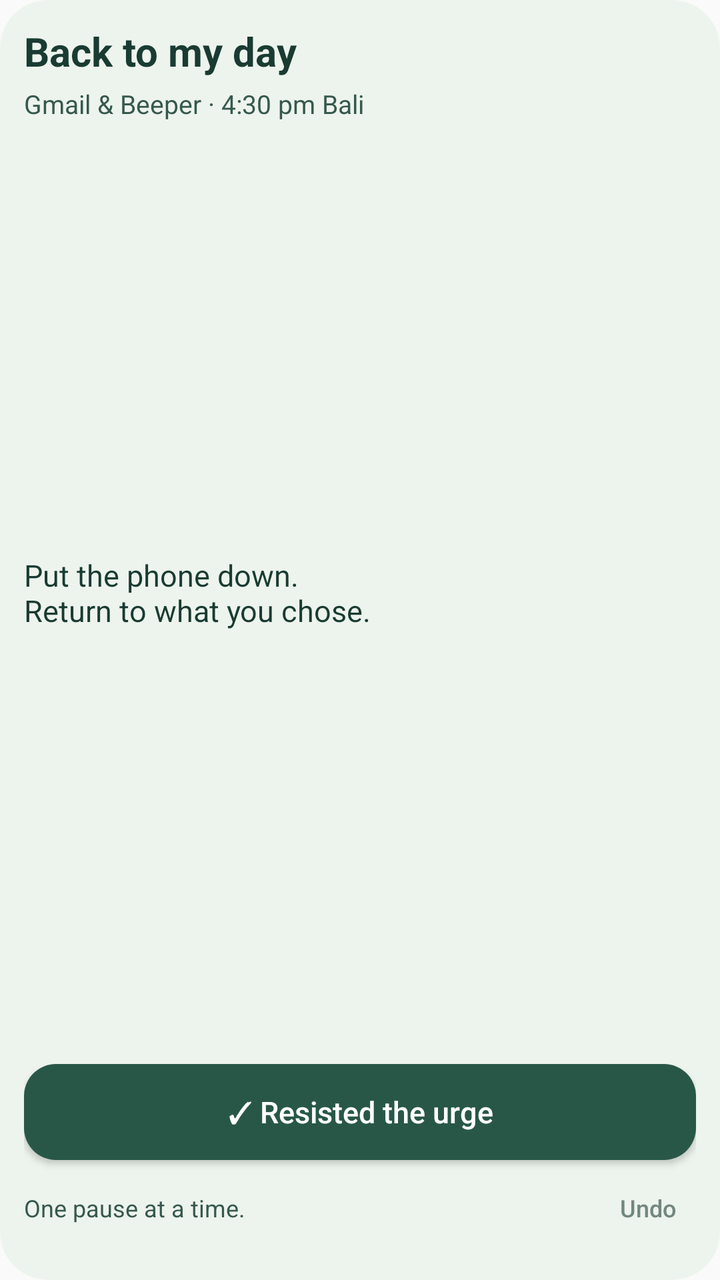
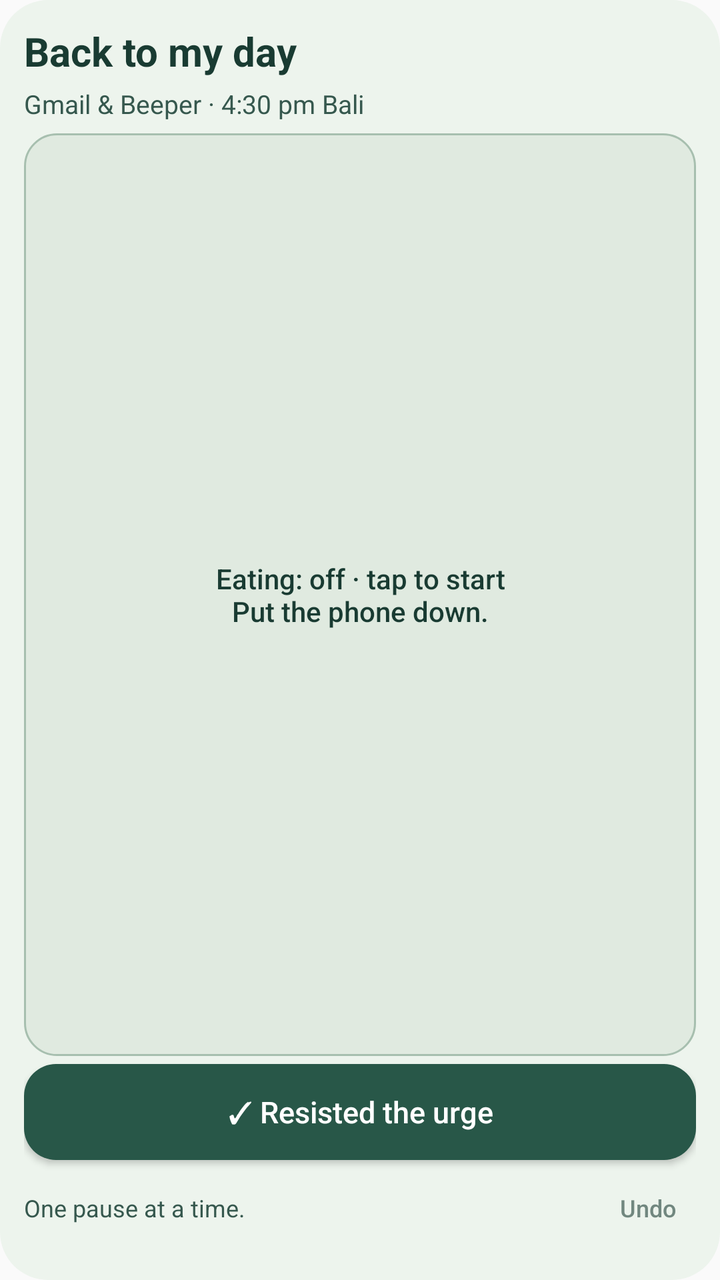

The first picture is an Android layout as it rendered before a commit; the second is the same layout after the commit. The layout source and the unified diff follow.
<!-- AndroidManifest.xml: application theme AppTheme -->
<!-- res/layout/urge_widget.xml -->
<?xml version="1.0" encoding="utf-8"?>
<LinearLayout xmlns:android="http://schemas.android.com/apk/res/android"
    android:layout_width="match_parent"
    android:layout_height="match_parent"
    android:orientation="vertical"
    android:padding="12dp"
    android:background="@drawable/urge_widget_background">

    <TextView
        android:layout_width="match_parent"
        android:layout_height="wrap_content"
        android:text="@string/urge_widget_name"
        android:textSize="20sp"
        android:textStyle="bold"
        android:textColor="#193B32"
        android:fontFamily="sans-serif" />

    <TextView
        android:layout_width="match_parent"
        android:layout_height="wrap_content"
        android:layout_marginTop="4dp"
        android:text="@string/urge_widget_inbox"
        android:textSize="13sp"
        android:textColor="#36584E" />

    <TextView
        android:layout_width="match_parent"
        android:layout_height="0dp"
        android:layout_weight="1"
        android:gravity="center_vertical"
        android:layout_marginTop="4dp"
        android:layout_marginBottom="4dp"
        android:text="@string/urge_widget_prompt"
        android:textSize="15sp"
        android:textColor="#193B32" />

    <Button
        android:id="@+id/urge_resist"
        android:layout_width="match_parent"
        android:layout_height="wrap_content"
        android:minHeight="48dp"
        android:paddingHorizontal="12dp"
        android:paddingVertical="10dp"
        android:background="@drawable/urge_widget_button"
        android:text="@string/urge_widget_resist"
        android:textAllCaps="false"
        android:textSize="15sp"
        android:textColor="#FFFFFF" />

    <LinearLayout
        android:layout_width="match_parent"
        android:layout_height="wrap_content"
        android:orientation="horizontal"
        android:gravity="center_vertical">
        <TextView
            android:id="@+id/urge_count"
            android:layout_width="0dp"
            android:layout_height="wrap_content"
            android:layout_weight="1"
            android:text="@string/urge_widget_no_count"
            android:textSize="12sp"
            android:textColor="#36584E" />
        <Button
            android:id="@+id/urge_undo"
            android:layout_width="wrap_content"
            android:layout_height="wrap_content"
            android:minWidth="48dp"
            android:minHeight="48dp"
            android:paddingHorizontal="8dp"
            android:background="@android:color/transparent"
            android:enabled="false"
            android:text="@string/urge_widget_undo"
            android:textAllCaps="false"
            android:textSize="12sp"
            android:textColor="@color/urge_widget_undo" />
    </LinearLayout>
</LinearLayout>
<!-- resources referenced by this layout -->
<resources>
  <!-- drawable urge_widget_background (drawable) -->
  <?xml version="1.0" encoding="utf-8"?>
  <shape xmlns:android="http://schemas.android.com/apk/res/android">
      <solid android:color="#EDF4ED" />
      <corners android:radius="24dp" />
  </shape>
  <!-- drawable urge_widget_button (drawable) -->
  <?xml version="1.0" encoding="utf-8"?>
  <ripple xmlns:android="http://schemas.android.com/apk/res/android"
      android:color="#4DFFFFFF">
      <item>
          <shape>
              <solid android:color="#285748" />
              <corners android:radius="16dp" />
          </shape>
      </item>
  </ripple>
  <string name="urge_widget_inbox">Gmail &amp; Beeper · 4:30 pm Bali</string>
  <string name="urge_widget_name">Back to my day</string>
  <string name="urge_widget_no_count">One pause at a time.</string>
  <string name="urge_widget_prompt">Put the phone down.\nReturn to what you chose.</string>
  <string name="urge_widget_resist">✓ Resisted the urge</string>
  <string name="urge_widget_undo">Undo</string>
  <style name="AppTheme" parent="Theme.AppCompat.Light.DarkActionBar">
          
          <item name="colorPrimary">@color/colorPrimary</item>
          <item name="colorPrimaryDark">@color/colorPrimaryDark</item>
          <item name="colorAccent">@color/colorAccent</item>
      </style>
</resources>

<!-- the commit's change to res/layout/urge_widget.xml (unified diff, before → after) -->
@@ -23,15 +23,21 @@
         android:textSize="13sp"
         android:textColor="#36584E" />
 
-    <TextView
+    <Button
+        android:id="@+id/urge_eating"
         android:layout_width="match_parent"
         android:layout_height="0dp"
         android:layout_weight="1"
-        android:gravity="center_vertical"
-        android:layout_marginTop="4dp"
+        android:gravity="center"
+        android:minHeight="48dp"
+        android:paddingHorizontal="6dp"
+        android:paddingVertical="6dp"
+        android:background="@drawable/urge_widget_eating_off"
+        android:textAllCaps="false"
+        android:layout_marginTop="6dp"
         android:layout_marginBottom="4dp"
-        android:text="@string/urge_widget_prompt"
-        android:textSize="15sp"
+        android:text="@string/urge_widget_eating_off"
+        android:textSize="14sp"
         android:textColor="#193B32" />
 
     <Button
<!-- resource entries referenced after the edit -->
@@ -17,10 +17,21 @@
           </shape>
       </item>
   </ripple>
+  <!-- drawable urge_widget_eating_off (drawable) -->
+  <?xml version="1.0" encoding="utf-8"?>
+  <ripple xmlns:android="http://schemas.android.com/apk/res/android" android:color="#334D8068">
+      <item>
+          <shape>
+              <solid android:color="#E0EAE0" />
+              <stroke android:width="1dp" android:color="#A7BFAF" />
+              <corners android:radius="16dp" />
+          </shape>
+      </item>
+  </ripple>
+  <string name="urge_widget_eating_off">Eating: off · tap to start\nPut the phone down.</string>
   <string name="urge_widget_inbox">Gmail &amp; Beeper · 4:30 pm Bali</string>
   <string name="urge_widget_name">Back to my day</string>
   <string name="urge_widget_no_count">One pause at a time.</string>
-  <string name="urge_widget_prompt">Put the phone down.\nReturn to what you chose.</string>
   <string name="urge_widget_resist">✓ Resisted the urge</string>
   <string name="urge_widget_undo">Undo</string>
   <style name="AppTheme" parent="Theme.AppCompat.Light.DarkActionBar">
